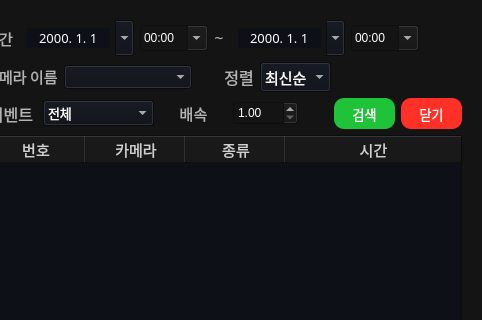
diddytpq/MS-AI-Viewer, file ui/search.ui: the form before one commit; both pictures show x 698 to 1180 and y 0 to 320 of the 1180 by 614 pixel window.
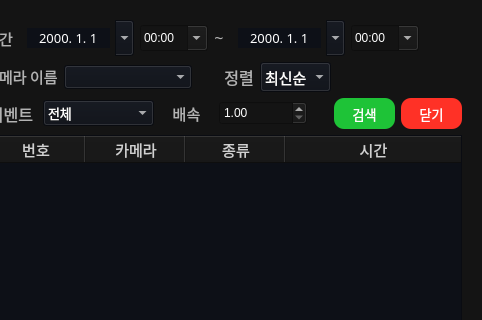
The form after the commit. Icons and pictures are not drawn.

```diff
--- a/ui/search.ui
+++ b/ui/search.ui
@@ -942,7 +942,7 @@
                <widget class="QDoubleSpinBox" name="time_video_time_speed_input">
                 <property name="minimumSize">
                  <size>
-                  <width>0</width>
+                  <width>88</width>
                   <height>24</height>
                  </size>
                 </property>
```
